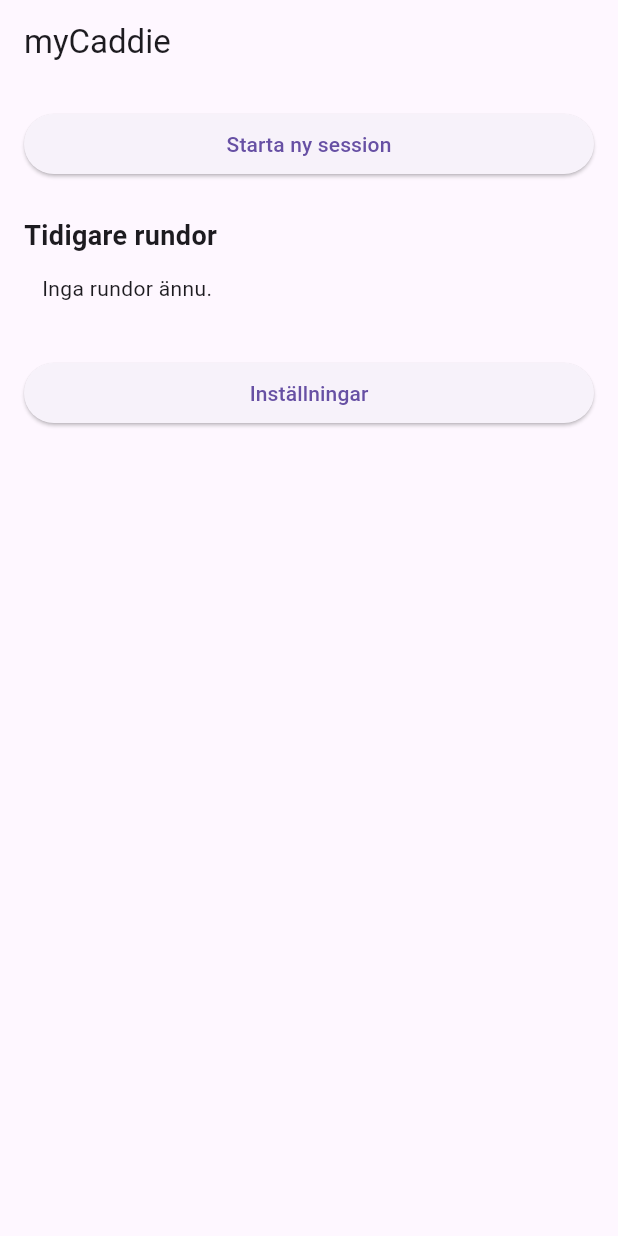
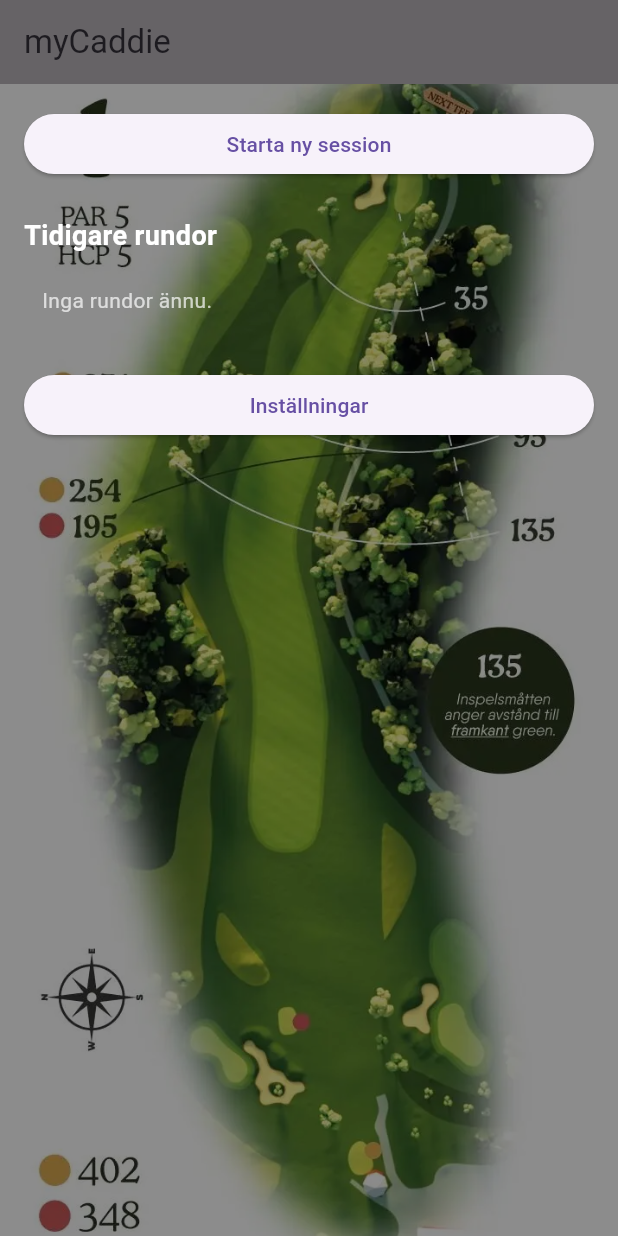
Before and after one commit to sucramdev/mycaddie, a Flutter app: the screen it shows after launch, on a phone screen of 412 x 824 dp. Run offline on Flutter 3.47's test engine with Material 3 defaults, Android fonts, the phone set to English and light mode, and no system bars; our stand-ins replace geolocator, google_maps_flutter, shared_preferences.

Commit message:
Lade till en bild i bakgrunden på home_screen.dart

```diff
--- a/lib/views/home_screen.dart
+++ b/lib/views/home_screen.dart
@@ -14,21 +14,48 @@ class HomeScreen extends StatelessWidget {
     final currentSession = sessionVM.currentSession;
 
     return Scaffold(
-      appBar: AppBar(title: const Text("myCaddie")),
-      body: ListView(
+      appBar: AppBar(
+        title: const Text("myCaddie"),
+        backgroundColor: Colors.black.withOpacity(0.6),
+      ),
+      body: Stack(
+        children: [
+          /// BAKGRUNDSBILD
+          Positioned.fill(
+            child: Image.asset(
+              'assets/images/golfbild2.png',
+              fit: BoxFit.cover,
+            ),
+          ),
+
+          /// MÖRK OVERLAY FÖR LÄSBARHET
+          Positioned.fill(
+            child: Container(
+              color: Colors.black.withOpacity(0.45),
+            ),
+          ),
+
+          /// INNEHÅLL
+          ListView(
             padding: const EdgeInsets.all(16),
             children: [
               if (currentSession != null) ...[
                 Card(
+                  color: Colors.white.withOpacity(0.9),
                   child: ListTile(
                     leading: const Icon(Icons.play_arrow),
-                title: Text("Fortsätt session"),
-                subtitle: Text("${currentSession.course.name} • Hål ${currentSession.currentHole.number}"),
+                    title: const Text("Fortsätt session"),
+                    subtitle: Text(
+                      "${currentSession.course.name} • "
+                          "Hål ${currentSession.currentHole.number}",
+                    ),
                     trailing: const Icon(Icons.chevron_right),
                     onTap: () {
                       Navigator.push(
                         context,
-                    MaterialPageRoute(builder: (_) => const MapScreen()),
+                        MaterialPageRoute(
+                          builder: (_) => const MapScreen(),
+                        ),
                       );
                     },
                   ),
@@ -37,7 +64,6 @@ class HomeScreen extends StatelessWidget {
               ],
 
               ElevatedButton(
-            child: const Text("Starta ny session"),
                 onPressed: () {
                   Navigator.push(
                     context,
@@ -46,22 +72,34 @@ class HomeScreen extends StatelessWidget {
                     ),
                   );
                 },
+                child: const Text("Starta ny session"),
               ),
+
               const SizedBox(height: 24),
 
               const Text(
                 "Tidigare rundor",
-            style: TextStyle(fontSize: 18, fontWeight: FontWeight.bold),
+                style: TextStyle(
+                  fontSize: 18,
+                  fontWeight: FontWeight.bold,
+                  color: Colors.white,
                 ),
+              ),
+
+              const SizedBox(height: 8),
 
               if (sessionVM.history.isEmpty)
                 const Padding(
                   padding: EdgeInsets.all(12),
-              child: Text("Inga rundor ännu."),
+                  child: Text(
+                    "Inga rundor ännu.",
+                    style: TextStyle(color: Colors.white70),
+                  ),
                 )
               else
                 ...sessionVM.history.map((s) {
                   return Card(
+                    color: Colors.white.withOpacity(0.9),
                     child: ListTile(
                       leading: const Icon(Icons.golf_course),
                       title: Text(s.course.name),
@@ -90,8 +128,8 @@ class HomeScreen extends StatelessWidget {
                 }),
 
               const SizedBox(height: 24),
+
               ElevatedButton(
-            child: const Text("Inställningar"),
                 onPressed: () {
                   Navigator.push(
                     context,
@@ -100,6 +138,9 @@ class HomeScreen extends StatelessWidget {
                     ),
                   );
                 },
+                child: const Text("Inställningar"),
+              ),
+            ],
           ),
         ],
       ),
--- a/pubspec.yaml
+++ b/pubspec.yaml
@@ -29,3 +29,4 @@ flutter:
 
   assets:
     - assets/images/golfbild.jpg
+    - assets/images/golfbild2.png
```
Also changed, not shown: assets/images/golfbild2.png (added). Lines whose indentation alone changed are shown as unchanged.
